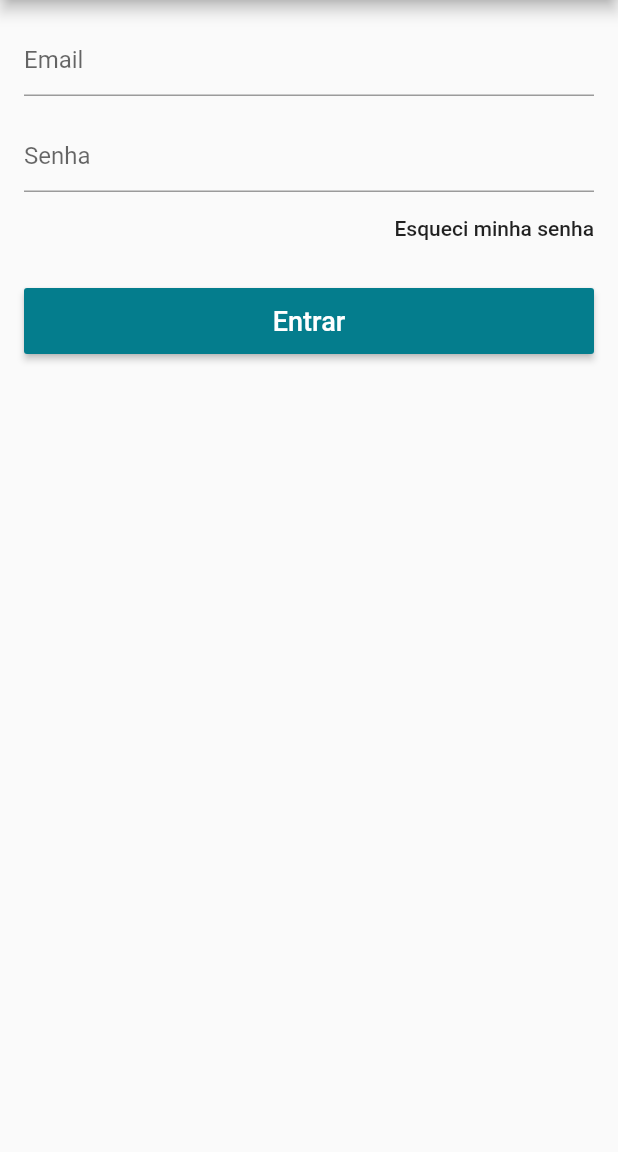
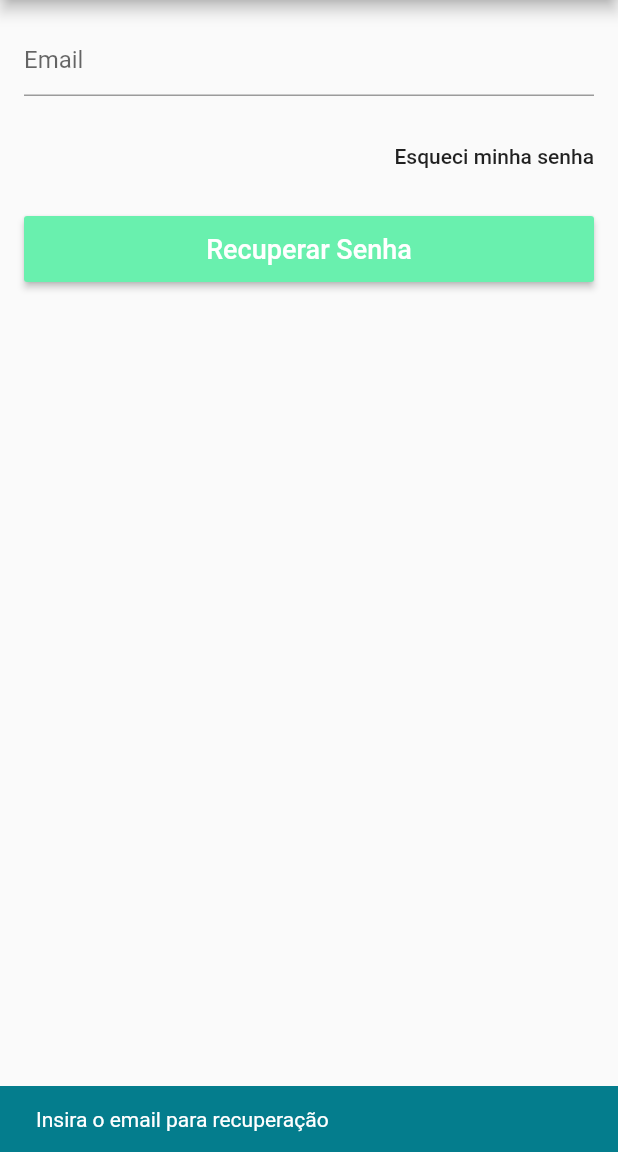
Before and after one commit to ArthurSilvaN/Virtual-Store-Flutter, a Flutter app: the LoginScreen screen opened directly, after a tap on "Esqueci minha senha", on a phone screen of 412 x 824 dp, the part 84-1236 px from its top. Run offline on Flutter 3.47's test engine with Material 2 defaults, Android fonts, the phone set to English and light mode, and no system bars; our stand-ins replace carousel_pro, cloud_firestore, firebase_auth, firebase_core, firebase_database, transparent_image; accounts and stored records are empty.

Commit message:
update login screen

```diff
--- a/lib/screens/login_screen.dart
+++ b/lib/screens/login_screen.dart
@@ -3,12 +3,22 @@ import 'package:loja_virtualflutter/models/user_model.dart';
 import 'package:loja_virtualflutter/screens/signup_screen.dart';
 import 'package:scoped_model/scoped_model.dart';
 
-class LoginScreen extends StatelessWidget {
+class LoginScreen extends StatefulWidget {
+  @override
+  _LoginScreenState createState() => _LoginScreenState();
+}
+
+class _LoginScreenState extends State<LoginScreen> {
   final _formKey = GlobalKey<FormState>();
+  final _emailController = TextEditingController();
+  final _passController = TextEditingController();
+  final _scaffoldKey = GlobalKey<ScaffoldState>();
+  bool _visible = true;
 
   @override
   Widget build(BuildContext context) {
     return Scaffold(
+        key: _scaffoldKey,
         appBar: AppBar(
           title: Text("Entrar"),
           centerTitle: true,
@@ -27,15 +37,18 @@ class LoginScreen extends StatelessWidget {
           ],
         ),
         body: ScopedModelDescendant<UserModel>(
-        builder: (context, child, model){
-          if(model.isLoading)
-            return Center(child: CircularProgressIndicator(),);
+          builder: (context, child, model) {
+            if (model.isLoading)
+              return Center(
+                child: CircularProgressIndicator(),
+              );
             return Form(
               key: _formKey,
               child: ListView(
                 padding: EdgeInsets.all(16.0),
                 children: [
                   TextFormField(
+                    controller: _emailController,
                     decoration: InputDecoration(hintText: "Email"),
                     keyboardType: TextInputType.emailAddress,
                     // ignore: missing_return
@@ -47,18 +60,37 @@ class LoginScreen extends StatelessWidget {
                   SizedBox(
                     height: 16.0,
                   ),
-                TextFormField(
+                  Visibility(
+                    visible: _visible,
+                    child: TextFormField(
+                      controller: _passController,
                       decoration: InputDecoration(hintText: "Senha"),
                       obscureText: true,
                       // ignore: missing_return
                       validator: (text) {
-                    if (text.isEmpty || text.length < 6) return "Senha Inválida";
+                        if (text.isEmpty || text.length < 6)
+                          return "Senha Inválida";
                       },
+                    ),
                   ),
                   Align(
                     alignment: Alignment.centerRight,
                     child: FlatButton(
-                    onPressed: () {},
+                      onPressed: () {
+                        setState(() {
+                          _visible = !_visible;
+                          // ignore: deprecated_member_use
+                          if (!_visible) {
+                            _scaffoldKey.currentState.showSnackBar(SnackBar(
+                              content: Text("Insira o email para recuperação"),
+                              backgroundColor: Theme
+                                  .of(context)
+                                  .primaryColor,
+                              duration: Duration(seconds: 2),
+                            ));
+                          }
+                        });
+                      },
                       child: Text(
                         "Esqueci minha senha",
                         textAlign: TextAlign.right,
@@ -69,7 +101,10 @@ class LoginScreen extends StatelessWidget {
                   SizedBox(
                     height: 16.0,
                   ),
-                SizedBox(
+                  Visibility(
+                      child: Visibility(
+                        visible: _visible,
+                        child: SizedBox(
                           height: 44.0,
                           child: RaisedButton(
                             child: Text(
@@ -79,11 +114,58 @@ class LoginScreen extends StatelessWidget {
                               ),
                             ),
                             textColor: Colors.white,
-                    color: Theme.of(context).primaryColor,
+                            color: Theme
+                                .of(context)
+                                .primaryColor,
                             onPressed: () {
-                      if (_formKey.currentState.validate()) {}
-                      model.signIn();
+                              if (_formKey.currentState.validate()) {
+                                model.signIn(
+                                    email: _emailController.text,
+                                    pass: _passController.text,
+                                    onSucces: _onSuccess,
+                                    onFailure: _onFailure);
+                              }
                             },
+                          ),
+                        ),
+                      )),
+                  AnimatedOpacity(
+                    opacity: !_visible ? 1.0 : 0.0,
+                    duration: Duration(milliseconds: 500),
+                    child: SizedBox(
+                      height: 44.0,
+                      child: RaisedButton(
+                        child: Text(
+                          "Recuperar Senha",
+                          style: TextStyle(
+                            fontSize: 18.0,
+                          ),
+                        ),
+                        textColor: Colors.white,
+                        color: Colors.greenAccent,
+                        onPressed: () {
+                          setState(() {
+                            if (_emailController.text.isEmpty ||
+                                !_emailController.text.contains("@"))
+                              _scaffoldKey.currentState.showSnackBar(SnackBar(
+                                content: Text("Email inexistente!"),
+                                backgroundColor: Colors.redAccent,
+                                duration: Duration(seconds: 2),
+                              ));
+                            else {
+                              _visible = !_visible;
+                              model.recoverPass(_emailController.text);
+                              _scaffoldKey.currentState.showSnackBar(SnackBar(
+                                content: Text("Confira seu email!"),
+                                backgroundColor: Theme
+                                    .of(context)
+                                    .primaryColor,
+                                duration: Duration(seconds: 2),
+                              ));
+                            }
+                          });
+                        },
+                      ),
                     ),
                   )
                 ],
@@ -93,4 +175,16 @@ class LoginScreen extends StatelessWidget {
         )
     );
   }
+    void _onSuccess() {
+      Navigator.of(context).pop();
     }
+
+    void _onFailure() {
+      _scaffoldKey.currentState.showSnackBar(SnackBar(
+        content: Text("Falha ao entrar!"),
+        backgroundColor: Colors.red,
+        duration: Duration(seconds: 2),
+      ));
+    }
+
+}
```
Lines whose indentation alone changed are shown as unchanged.
